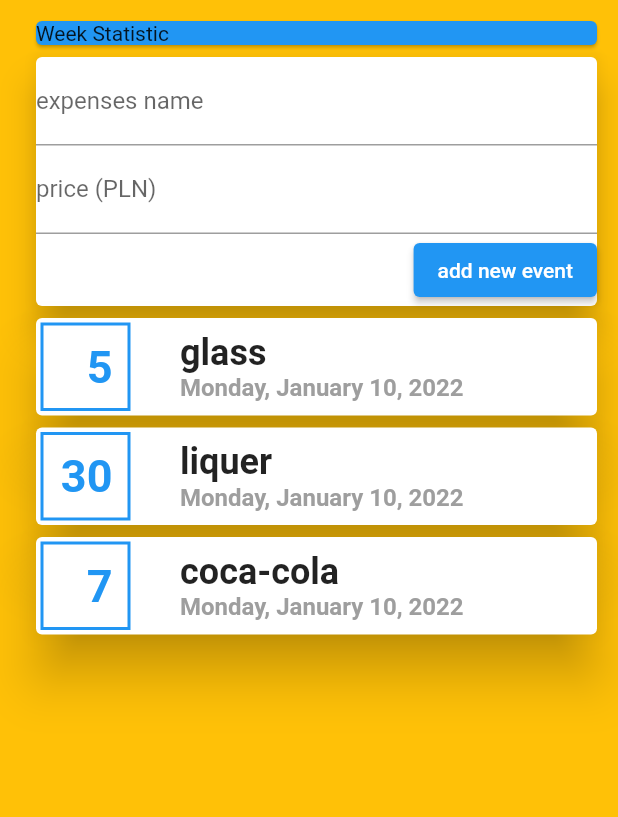
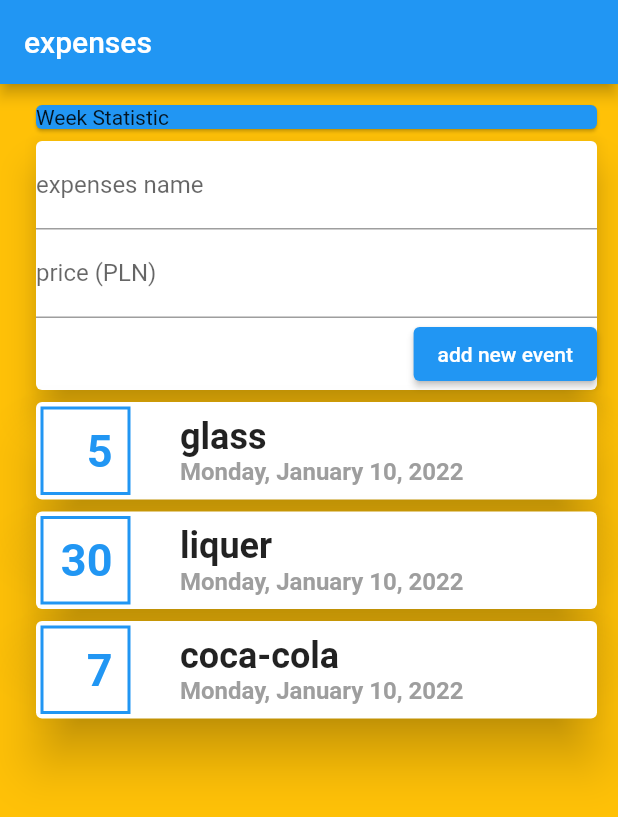
Before and after one commit to emil3time/flutter_expenses_app, a Flutter app: the screen it shows after launch, on a phone screen of 412 x 824 dp. Shown: the top 817 px of the screen. Run offline on Flutter 3.47's test engine with Material 2 defaults, Android fonts, the phone set to English and light mode, and no system bars.

Commit message:
add new files -> encapsulation HomeApp.dart witch OOP rules

```diff
--- /dev/null
+++ b/lib/expenses_manager.dart
@@ -0,0 +1,42 @@
+import 'package:flutter/material.dart';
+import './widget/expenses_list_widget.dart';
+import './widget/input_card_widget.dart';
+import 'model/expenses_event_model.dart';
+
+class ExpensesManager extends StatefulWidget {
+  @override
+  _ExpensesManagerState createState() => _ExpensesManagerState();
+}
+
+class _ExpensesManagerState extends State<ExpensesManager> {
+  List<ExpensesEventModel> events = [
+    ExpensesEventModel(
+      id: 36525463,
+      price: 5,
+      name: 'glass',
+      time: DateTime.now(),
+    ),
+    ExpensesEventModel(
+      id: 36525464,
+      price: 30,
+      name: 'liquer',
+      time: DateTime.now(),
+    ),
+    ExpensesEventModel(
+      id: 36525465,
+      price: 7,
+      name: 'coca-cola',
+      time: DateTime.now(),
+    ),
+  ];
+
+  @override
+  Widget build(BuildContext context) {
+    return Column(
+      children: [
+        InputCardWidget(),
+        ExpensesListWidget(eventsA: events),
+      ],
+    );
+  }
+}
--- a/lib/home.dart
+++ b/lib/home.dart
@@ -1,36 +1,14 @@
 import 'package:flutter/material.dart';
-import 'package:intl/intl.dart';
-import 'expensesEvent.dart';
+import 'package:flutter_expenses_app/expenses_manager.dart';
 
 class HomeApp extends StatelessWidget {
-  List<ExpensesEvent> events = [
-    ExpensesEvent(
-      id: 36525463,
-      price: 5,
-      name: 'glass',
-      time: DateTime.now(),
-    ),
-    ExpensesEvent(
-      id: 36525464,
-      price: 30,
-      name: 'liquer',
-      time: DateTime.now(),
-    ),
-    ExpensesEvent(
-      id: 36525465,
-      price: 7,
-      name: 'coca-cola',
-      time: DateTime.now(),
-    ),
-  ];
-
-  final TextEditingController nameController = TextEditingController();
-  final TextEditingController priceController = TextEditingController();
-
   @override
   Widget build(BuildContext context) {
     return SafeArea(
       child: Scaffold(
+        appBar: AppBar(
+          title: Text('expenses'),
+        ),
         backgroundColor: Colors.amber,
         body: Padding(
           padding: const EdgeInsets.fromLTRB(20, 10, 10, 10),
@@ -41,85 +19,7 @@ class HomeApp extends StatelessWidget {
                 color: Colors.blue,
                 child: Text('Week Statistic'),
               ),
-              Card(
-                elevation: 10,
-                child: Column(
-                  children: [
-                    TextField(
-                      controller: nameController,
-                      decoration: InputDecoration(labelText: 'expenses name'),
-                    ),
-                    TextField(
-                      controller: priceController,
-                      decoration: InputDecoration(labelText: 'price (PLN)'),
-                    ),
-                    Row(
-                      mainAxisAlignment: MainAxisAlignment.end,
-                      children: [
-                        ElevatedButton(
-                            onPressed: () {
-                              print(priceController.text);
-                            },
-                            child: Text('add new event')),
-                      ],
-                    ),
-                  ],
-                ),
-              ),
-              Column(
-                children: [
-                  ...events.map(
-                    (event) => Card(
-                      elevation: 15,
-                      child: Row(
-                        children: [
-                          Container(
-                            width: 60,
-                            margin: EdgeInsets.all(3),
-                            decoration: BoxDecoration(
-                              border: Border.all(
-                                color: Colors.blue,
-                                width: 2,
-                              ),
-                            ),
-                            padding: EdgeInsets.all(10),
-                            child: Text(
-                              event.price.toString(),
-                              textAlign: TextAlign.end,
-                              style: TextStyle(
-                                  fontWeight: FontWeight.bold,
-                                  fontSize: 30,
-                                  color: Colors.blue),
-                            ),
-                          ),
-                          SizedBox(
-                            width: 30,
-                          ),
-                          Column(
-                            crossAxisAlignment: CrossAxisAlignment.start,
-                            children: [
-                              Text(
-                                event.name,
-                                style: TextStyle(
-                                  fontWeight: FontWeight.bold,
-                                  fontSize: 24,
-                                ),
-                              ),
-                              Text(
-                                DateFormat.yMMMMEEEEd().format(event.time),
-                                style: TextStyle(
-                                    fontWeight: FontWeight.bold,
-                                    fontSize: 16,
-                                    color: Colors.grey),
-                              ),
-                            ],
-                          )
-                        ],
-                      ),
-                    ),
-                  )
-                ],
-              )
+              ExpensesManager(),
             ],
           ),
         ),
--- a/lib/expensesEvent.dart
+++ b/lib/model/expenses_event_model.dart
@@ -1,9 +1,9 @@
-class ExpensesEvent {
+class ExpensesEventModel {
   final int id;
   final int price;
   final String name;
   DateTime time = DateTime.now();
-  ExpensesEvent(
+  ExpensesEventModel(
       {required this.id,
       required this.price,
       required this.name,
--- /dev/null
+++ b/lib/widget/expenses_list_widget.dart
@@ -0,0 +1,66 @@
+import 'package:flutter/material.dart';
+import 'package:intl/intl.dart';
+import '../model/expenses_event_model.dart';
+
+class ExpensesListWidget extends StatelessWidget {
+  List<ExpensesEventModel> eventsA;
+
+  ExpensesListWidget({required this.eventsA});
+
+  Widget build(BuildContext context) {
+    return Column(
+      children: [
+        ...eventsA.map(
+          (event) => Card(
+            elevation: 15,
+            child: Row(
+              children: [
+                Container(
+                  width: 60,
+                  margin: EdgeInsets.all(3),
+                  decoration: BoxDecoration(
+                    border: Border.all(
+                      color: Colors.blue,
+                      width: 2,
+                    ),
+                  ),
+                  padding: EdgeInsets.all(10),
+                  child: Text(
+                    event.price.toString(),
+                    textAlign: TextAlign.end,
+                    style: TextStyle(
+                        fontWeight: FontWeight.bold,
+                        fontSize: 30,
+                        color: Colors.blue),
+                  ),
+                ),
+                SizedBox(
+                  width: 30,
+                ),
+                Column(
+                  crossAxisAlignment: CrossAxisAlignment.start,
+                  children: [
+                    Text(
+                      event.name,
+                      style: TextStyle(
+                        fontWeight: FontWeight.bold,
+                        fontSize: 24,
+                      ),
+                    ),
+                    Text(
+                      DateFormat.yMMMMEEEEd().format(event.time),
+                      style: TextStyle(
+                          fontWeight: FontWeight.bold,
+                          fontSize: 16,
+                          color: Colors.grey),
+                    ),
+                  ],
+                )
+              ],
+            ),
+          ),
+        )
+      ],
+    );
+  }
+}
--- /dev/null
+++ b/lib/widget/input_card_widget.dart
@@ -0,0 +1,35 @@
+import 'package:flutter/material.dart';
+
+class InputCardWidget extends StatelessWidget {
+  final TextEditingController nameController = TextEditingController();
+  final TextEditingController priceController = TextEditingController();
+
+  @override
+  Widget build(BuildContext context) {
+    return Card(
+      elevation: 10,
+      child: Column(
+        children: [
+          TextField(
+            controller: nameController,
+            decoration: InputDecoration(labelText: 'expenses name'),
+          ),
+          TextField(
+            controller: priceController,
+            decoration: InputDecoration(labelText: 'price (PLN)'),
+          ),
+          Row(
+            mainAxisAlignment: MainAxisAlignment.end,
+            children: [
+              ElevatedButton(
+                  onPressed: () {
+                    print(priceController.text);
+                  },
+                  child: Text('add new event')),
+            ],
+          ),
+        ],
+      ),
+    );
+  }
+}
```
